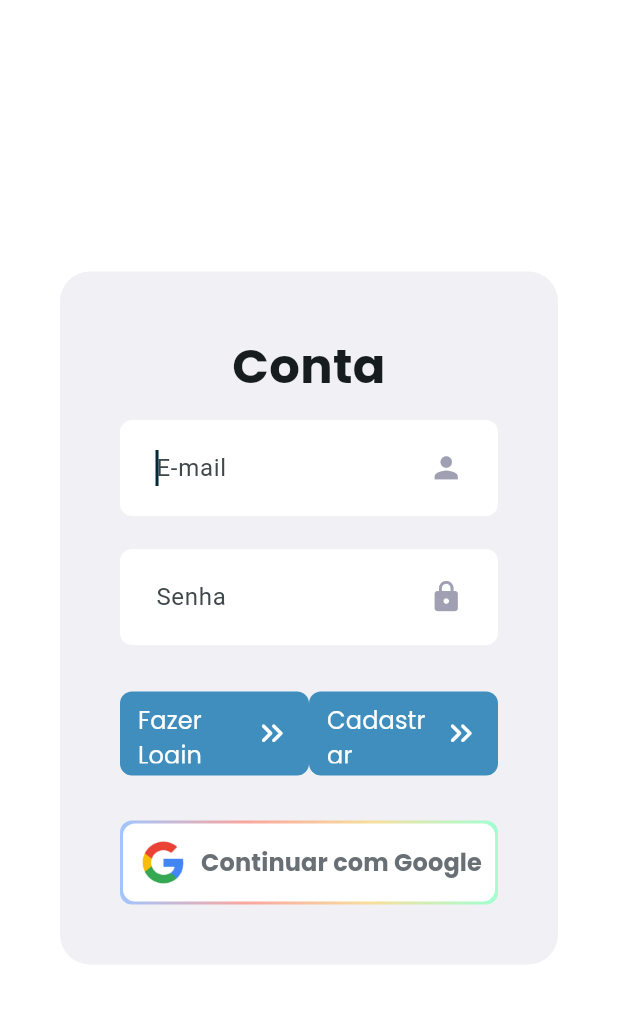
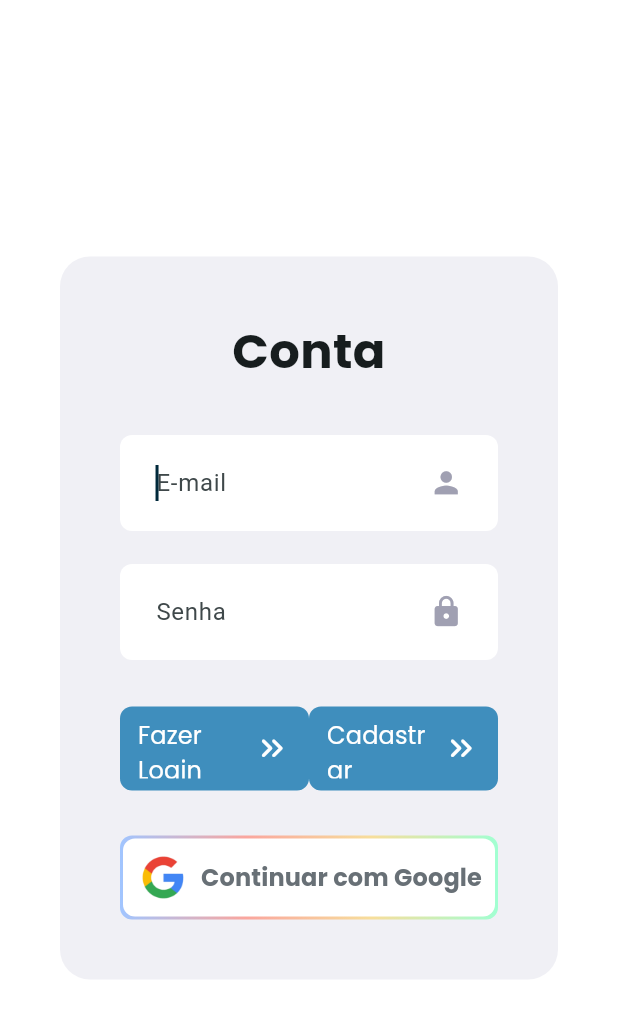
Before and after one commit to ClaudioMarzo/flutter_web_catalago, a Flutter app: the AuthDialogPage screen opened by its route, on a phone screen of 412 x 824 dp. Shown: the top 1018 px of the screen. Run offline on Flutter 3.47's test engine with Material 3 defaults, Android fonts, the phone set to English and light mode, and no system bars; our stand-ins replace firebase_core; accounts and stored records are empty; generated files the repository leaves out were written again.

Commit message:
Finalizando style da screen de auth

```diff
--- a/lib/app/core/ui/theme/theme_config.dart
+++ b/lib/app/core/ui/theme/theme_config.dart
@@ -13,12 +13,12 @@ class ThemeConfig {
 
   static final theme = ThemeData(
     scaffoldBackgroundColor: ColorStyle.i.darkwhite,
-    appBarTheme: AppBarTheme(
-      backgroundColor: ColorStyle.i.darkwhite,
-      elevation: 0,
-      centerTitle: true,
-      iconTheme: IconThemeData(color: ColorStyle.i.white),
-    ),
+    // appBarTheme: AppBarTheme(
+    //   backgroundColor: ColorStyle.i.darkwhite,
+    //   elevation: 0,
+    //   centerTitle: true,
+    //   iconTheme: IconThemeData(color: ColorStyle.i.white),
+    // ),
     primaryColor: ColorStyle.i.darkwhite,
     colorScheme: ColorScheme.fromSeed(
       seedColor: ColorStyle.i.white,
@@ -37,7 +37,7 @@ class ThemeConfig {
       border: _defaultInputBorder,
       // enabledBorder: _defaultInputBorder,
       // focusedBorder: _defaultInputBorder,
-      labelStyle: TextStyles.i.textRegular.copyWith(color: Colors.black, fontSize: 21),
+      labelStyle: TextStyles.i.textRegular.copyWith(color: ColorStyle.i.black, fontSize: 14),
       errorStyle: TextStyles.i.textRegular.copyWith(color: Colors.red),
     ),
   );
--- a/lib/app/features/auth/auth_dialog_page.dart
+++ b/lib/app/features/auth/auth_dialog_page.dart
@@ -58,6 +58,7 @@ class _AccountWidgetsState extends State<AuthDialogPage> {
                     textAlign: TextAlign.center,
                   ),
                 ),
+                const SizedBox(height: 20),
                 SizedBox(
                   width: 420,
                   height: 172,
--- a/lib/app/features/auth/widgets/imput_custom_widgets.dart
+++ b/lib/app/features/auth/widgets/imput_custom_widgets.dart
@@ -2,21 +2,21 @@ import 'package:flutter/material.dart';
 import 'package:katyfestacatalago/app/core/ui/style/color_style.dart';
 
 class ImputCustomWidgets extends StatefulWidget {
+  final IconData icon;
+  final bool isPassword;
   final FocusNode focus;
+  final String imputText;
   final TextInputType textImputType;
   final TextEditingController textController;
-  final String imputText;
-  final IconData icon;
-  final bool isPassword;
 
   const ImputCustomWidgets({
     super.key,
+    required this.icon,
     required this.focus,
+    required this.imputText,
+    required this.isPassword,
     required this.textImputType,
     required this.textController,
-    required this.imputText,
-    required this.icon,
-    required this.isPassword,
   });
 
   @override
@@ -24,20 +24,24 @@ class ImputCustomWidgets extends StatefulWidget {
 }
 
 class _ImputCustomWidgetsState extends State<ImputCustomWidgets> {
-  final bool _obscureText = true;
-  final bool _showIcon = false;
+  bool _obscureText = true;
+  bool _showIcon = false;
 
-  // @override
-  // void initState() {
-  //   super.initState();
-  //   widget.textController.addListener(_onTextChanged);
-  // }
+  @override
+  void initState() {
+    super.initState();
+    widget.textController.addListener(_onTextChanged);
+  }
 
-  // @override
-  // void dispose() {
-  //   widget.textController.removeListener(_onTextChanged);
-  //   super.dispose();
-  // }
+  @override
+  void dispose() {
+    widget.textController.removeListener(_onTextChanged);
+    super.dispose();
+  }
+
+  void _onTextChanged() {
+    setState(() => _showIcon = widget.textController.text.isNotEmpty);
+  }
 
   @override
   Widget build(BuildContext context) {
@@ -57,23 +61,26 @@ class _ImputCustomWidgetsState extends State<ImputCustomWidgets> {
       decoration: InputDecoration(
         contentPadding: const EdgeInsets.all(20.0),
         hintText: widget.imputText,
-        suffixIcon: Align(
-          widthFactor: 3.0,
-          child: widget.isPassword && _showIcon
-              ? IconButton(
-                  icon: Icon(
+        suffixIcon: widget.isPassword && _showIcon
+            ? IconButton(
+                icon: Align(
+                  widthFactor: 2.4,
+                  child: Icon(
                     _obscureText ? Icons.visibility_off : Icons.visibility,
                     color: ColorStyle.i.lightgray,
                     size: 23,
                   ),
-                  onPressed: () {},
-                )
-              : Icon(
+                ),
+                onPressed: () => setState(() => _obscureText = !_obscureText),
+              )
+            : Align(
+                widthFactor: 3.0,
+                child: Icon(
                   widget.icon,
                   color: ColorStyle.i.lightgray,
                   size: 23,
                 ),
-        ),
+              ),
       ),
     );
   }
```
